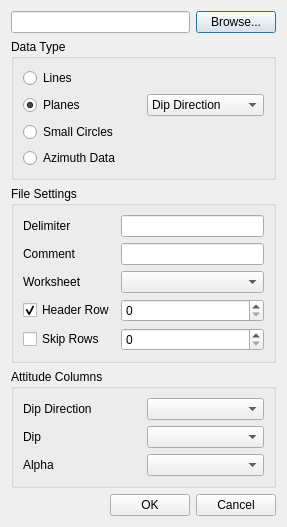
Qt form ui_files/import_dialog.ui (spamlab-iee/os) before a commit.
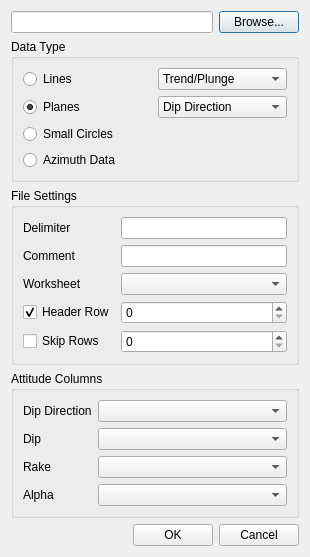
The same form after that commit.

Commit message: starting rake support

Diff of the .ui file:
```diff
--- a/ui_files/import_dialog.ui
+++ b/ui_files/import_dialog.ui
@@ -6,8 +6,8 @@
    <rect>
     <x>0</x>
     <y>0</y>
-    <width>287</width>
-    <height>499</height>
+    <width>310</width>
+    <height>552</height>
    </rect>
   </property>
   <property name="windowTitle">
@@ -39,6 +39,8 @@
      </property>
      <layout class="QVBoxLayout" name="verticalLayout">
       <item>
+       <layout class="QHBoxLayout" name="horizontalLayout_4">
+        <item>
        <widget class="QRadioButton" name="lines">
         <property name="text">
          <string>Lines</string>
@@ -46,6 +48,22 @@
        </widget>
       </item>
       <item>
+         <widget class="QComboBox" name="lineType">
+          <item>
+           <property name="text">
+            <string>Trend/Plunge</string>
+           </property>
+          </item>
+          <item>
+           <property name="text">
+            <string>Rake</string>
+           </property>
+          </item>
+         </widget>
+        </item>
+       </layout>
+      </item>
+      <item>
        <layout class="QHBoxLayout" name="horizontalLayout_3">
         <item>
          <widget class="QRadioButton" name="planes">
@@ -157,7 +175,7 @@
      <property name="title">
       <string>Attitude Columns</string>
      </property>
-     <layout class="QGridLayout" name="gridLayout">
+     <layout class="QFormLayout" name="formLayout">
       <item row="0" column="0">
        <widget class="QLabel" name="longitude_label">
         <property name="text">
@@ -179,13 +197,23 @@
        <widget class="QComboBox" name="colatitude"/>
       </item>
       <item row="2" column="0">
+       <widget class="QLabel" name="rake_label">
+        <property name="text">
+         <string>Rake</string>
+        </property>
+       </widget>
+      </item>
+      <item row="2" column="1">
+       <widget class="QComboBox" name="rake"/>
+      </item>
+      <item row="3" column="0">
        <widget class="QLabel" name="alpha_label">
         <property name="text">
          <string>Alpha</string>
         </property>
        </widget>
       </item>
-      <item row="2" column="1">
+      <item row="3" column="1">
        <widget class="QComboBox" name="alpha"/>
       </item>
      </layout>
```
Lines whose indentation alone changed are shown as unchanged.
